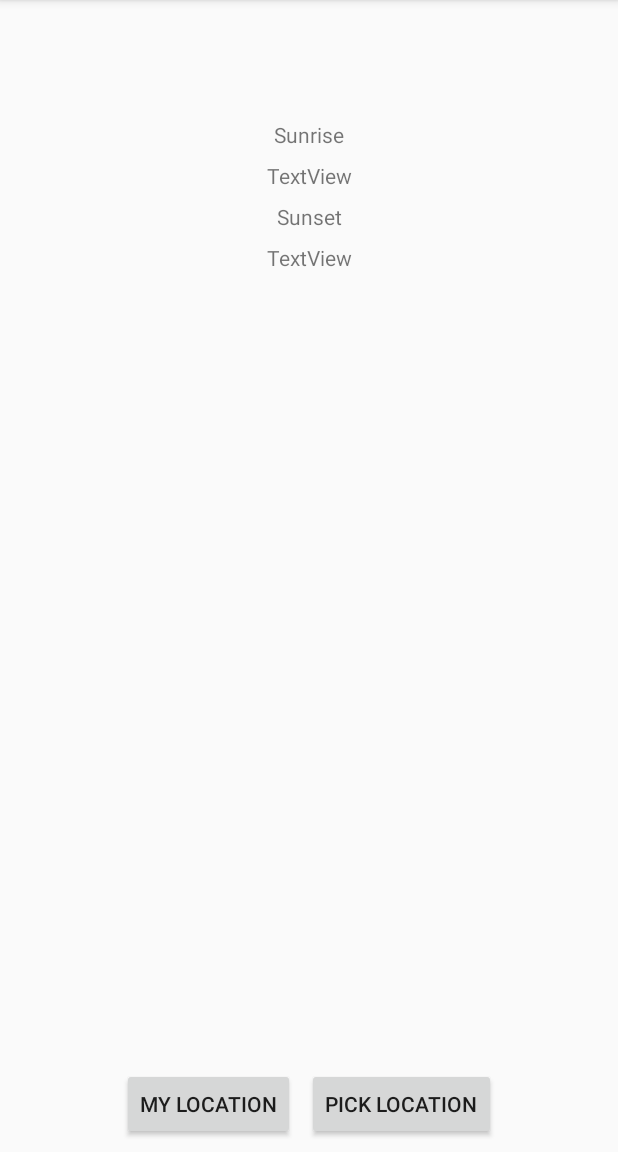
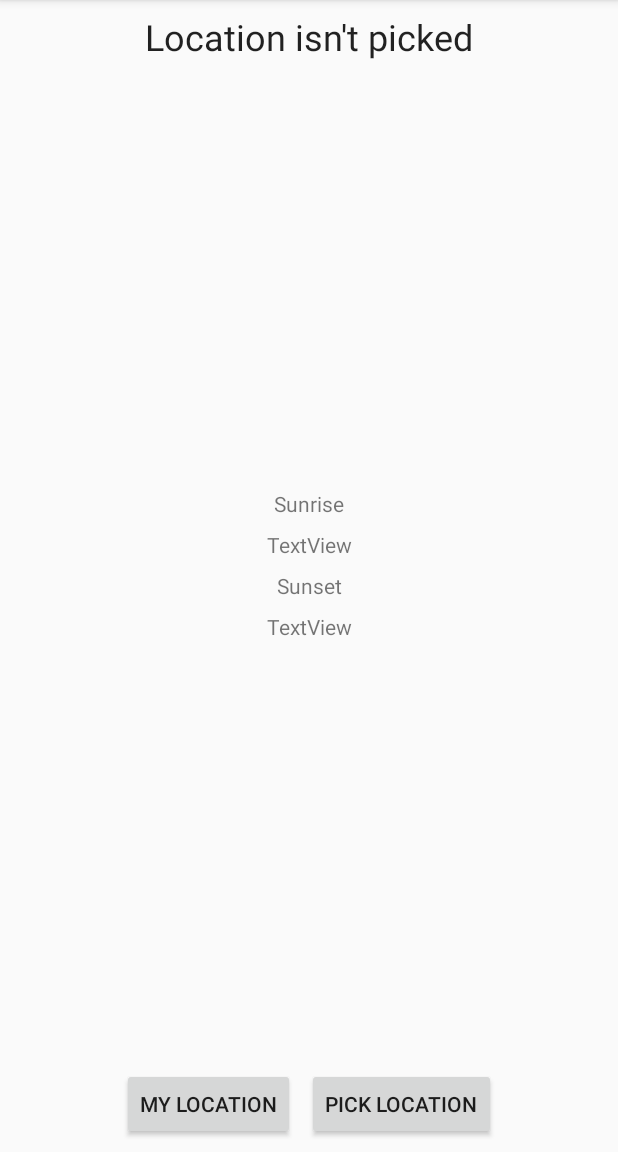
Before and after one commit to GaidamakUA/SunsetApplication, an Android app: the screen it shows after launch (MainActivity), on a phone screen of 412 x 824 dp, the part 84-1236 px from its top. Run offline under Robolectric (Android 15) with nearby library versions, the phone set to English and light mode, and no system bars.

```diff
--- a/app/src/main/AndroidManifest.xml
+++ b/app/src/main/AndroidManifest.xml
@@ -4,6 +4,7 @@
 
     <uses-permission android:name="android.permission.ACCESS_COARSE_LOCATION" />
     <application
+        android:name=".SunsetApplication"
         android:allowBackup="true"
         android:icon="@mipmap/ic_launcher"
         android:label="@string/app_name"
--- a/app/src/main/java/com/blogspot/androidgaidamak/sunsetapplication/MainActivity.kt
+++ b/app/src/main/java/com/blogspot/androidgaidamak/sunsetapplication/MainActivity.kt
@@ -9,58 +9,34 @@ import android.location.LocationManager
 import android.os.Bundle
 import android.support.v4.content.ContextCompat
 import android.support.v7.app.AppCompatActivity
-import android.text.TextUtils
 import android.util.Log
 import android.widget.Toast
+import com.blogspot.androidgaidamak.sunsetapplication.data.SunriseSunsetResponse
 import com.google.android.gms.location.FusedLocationProviderClient
 import com.google.android.gms.location.LocationServices
 import com.google.android.gms.location.places.ui.PlacePicker
-import com.squareup.moshi.Moshi
 import kotlinx.android.synthetic.main.activity_main.*
-import okhttp3.OkHttpClient
-import okhttp3.logging.HttpLoggingInterceptor
-import okhttp3.logging.HttpLoggingInterceptor.Level
 import retrofit2.Call
 import retrofit2.Callback
 import retrofit2.Response
-import retrofit2.Retrofit
-import retrofit2.converter.moshi.MoshiConverterFactory
 import java.text.DateFormat
-import java.util.*
 
 
 class MainActivity : AppCompatActivity() {
     private val TAG = "MainActivity"
 
     private val ACTIVE_LOCATION_KEY = "active_location"
-    private val TITLE_KEY = "title"
     private val FIRST_REQUEST_KEY = "first_request"
     private val LOCATION_PERMISSION_REQUEST_CODE: Int = 1
     private val PLACE_PICKER_REQUEST = 1
     private lateinit var DISPLAY_TIME_FORMAT: DateFormat
 
-    private val api: SunsetRestApi
     private val builder = PlacePicker.IntentBuilder()
     private lateinit var fusedLocationClient: FusedLocationProviderClient
 
     private var myLocation: Location? = null
     private var activeLocation: Location? = null
     private var firstRequest = true
-
-    init {
-        val client = OkHttpClient().newBuilder()
-                .addInterceptor(HttpLoggingInterceptor().apply {
-                    level = if (BuildConfig.DEBUG) Level.BODY else Level.NONE
-                })
-                .build()
-        val moshi = Moshi.Builder().add(Date::class.javaObjectType, DateJsonAdapter()).build()
-        api = Retrofit.Builder()
-                .baseUrl("https://api.sunrise-sunset.org")
-                .addConverterFactory(MoshiConverterFactory.create(moshi))
-                .client(client)
-                .build()
-                .create(SunsetRestApi::class.java)
-    }
 
     override fun onCreate(savedInstanceState: Bundle?) {
         super.onCreate(savedInstanceState)
@@ -72,17 +48,13 @@ class MainActivity : AppCompatActivity() {
             if (myLocation == null) {
                 Toast.makeText(this, R.string.location_isnt_available, Toast.LENGTH_LONG).show()
             } else {
-                title = getString(R.string.my_loaction_title)
+                locationTitleText.text = getString(R.string.my_loaction_title)
                 activeLocation = myLocation
                 refreshSunriseSunset()
             }
         }
         if (savedInstanceState != null) {
             firstRequest = savedInstanceState.getBoolean(FIRST_REQUEST_KEY, true)
-            val titleString = savedInstanceState.getString(TITLE_KEY)
-            if (!TextUtils.isEmpty(titleString)) {
-                title = titleString
-            }
             activeLocation = savedInstanceState.getParcelable(ACTIVE_LOCATION_KEY)
         }
         fusedLocationClient = LocationServices.getFusedLocationProviderClient(this)
@@ -114,8 +86,6 @@ class MainActivity : AppCompatActivity() {
         super.onSaveInstanceState(outState)
         outState?.putParcelable(ACTIVE_LOCATION_KEY, activeLocation)
         outState?.putBoolean(FIRST_REQUEST_KEY, firstRequest)
-        // For some reason this data isn't restored automatically
-        outState?.putString(TITLE_KEY, title.toString())
     }
 
     override fun onActivityResult(requestCode: Int, resultCode: Int, data: Intent?) {
@@ -123,7 +93,7 @@ class MainActivity : AppCompatActivity() {
             val place = PlacePicker.getPlace(this, data)
             val toastMsg = getString(R.string.place_title_pattern, place.name)
             Toast.makeText(this, toastMsg, Toast.LENGTH_LONG).show()
-            title = toastMsg
+            locationTitleText.text = toastMsg
 
             activeLocation = Location(LocationManager.GPS_PROVIDER);
             activeLocation?.latitude = place.latLng.latitude
@@ -146,7 +116,7 @@ class MainActivity : AppCompatActivity() {
 
     private fun refreshSunriseSunset() {
         if (activeLocation == null) return
-        api.getSunsetSunrise(activeLocation!!.latitude, activeLocation!!.longitude)
+        ServiceLocator.sunsetApi.getSunsetSunrise(activeLocation!!.latitude, activeLocation!!.longitude)
                 .enqueue(object : Callback<SunriseSunsetResponse> {
                     override fun onFailure(call: Call<SunriseSunsetResponse>?, t: Throwable?) {
                         Log.d(TAG, "onResponse: call:$call, t:$t")
--- /dev/null
+++ b/app/src/main/java/com/blogspot/androidgaidamak/sunsetapplication/ServiceLocator.kt
@@ -0,0 +1,29 @@
+package com.blogspot.androidgaidamak.sunsetapplication
+
+import com.blogspot.androidgaidamak.sunsetapplication.data.DateJsonAdapter
+import com.blogspot.androidgaidamak.sunsetapplication.data.SunsetRestApi
+import com.squareup.moshi.Moshi
+import okhttp3.OkHttpClient
+import okhttp3.logging.HttpLoggingInterceptor
+import retrofit2.Retrofit
+import retrofit2.converter.moshi.MoshiConverterFactory
+import java.util.*
+
+object ServiceLocator {
+    val sunsetApi: SunsetRestApi
+
+    init {
+        val client = OkHttpClient().newBuilder()
+                .addInterceptor(HttpLoggingInterceptor().apply {
+                    level = if (BuildConfig.DEBUG) HttpLoggingInterceptor.Level.BODY else HttpLoggingInterceptor.Level.NONE
+                })
+                .build()
+        val moshi = Moshi.Builder().add(Date::class.javaObjectType, DateJsonAdapter()).build()
+        sunsetApi = Retrofit.Builder()
+                .baseUrl("https://api.sunrise-sunset.org")
+                .addConverterFactory(MoshiConverterFactory.create(moshi))
+                .client(client)
+                .build()
+                .create(SunsetRestApi::class.java)
+    }
+}
--- /dev/null
+++ b/app/src/main/java/com/blogspot/androidgaidamak/sunsetapplication/SunsetApplication.kt
@@ -0,0 +1,8 @@
+package com.blogspot.androidgaidamak.sunsetapplication
+
+import android.app.Application
+
+class SunsetApplication : Application() {
+    // For early initialization and making sure it won't be garbage collected
+    private val serviceLocatorReference = ServiceLocator
+}
--- a/app/src/main/java/com/blogspot/androidgaidamak/sunsetapplication/DateJsonAdapter.kt
+++ b/app/src/main/java/com/blogspot/androidgaidamak/sunsetapplication/data/DateJsonAdapter.kt
@@ -1,4 +1,4 @@
-package com.blogspot.androidgaidamak.sunsetapplication
+package com.blogspot.androidgaidamak.sunsetapplication.data
 
 import com.squareup.moshi.JsonAdapter
 import com.squareup.moshi.JsonReader
--- a/app/src/main/java/com/blogspot/androidgaidamak/sunsetapplication/SunriseSunsetResponse.kt
+++ b/app/src/main/java/com/blogspot/androidgaidamak/sunsetapplication/data/SunriseSunsetResponse.kt
@@ -1,4 +1,4 @@
-package com.blogspot.androidgaidamak.sunsetapplication
+package com.blogspot.androidgaidamak.sunsetapplication.data
 
 import java.util.*
 
--- a/app/src/main/java/com/blogspot/androidgaidamak/sunsetapplication/SunsetRestApi.kt
+++ b/app/src/main/java/com/blogspot/androidgaidamak/sunsetapplication/data/SunsetRestApi.kt
@@ -1,4 +1,4 @@
-package com.blogspot.androidgaidamak.sunsetapplication
+package com.blogspot.androidgaidamak.sunsetapplication.data
 
 import retrofit2.Call
 import retrofit2.http.GET
--- a/app/src/main/res/layout/activity_main.xml
+++ b/app/src/main/res/layout/activity_main.xml
@@ -7,6 +7,21 @@
     tools:context=".MainActivity">
 
     <TextView
+        android:id="@+id/locationTitleText"
+        style="@style/TextAppearance.AppCompat.Headline"
+        android:layout_width="wrap_content"
+        android:layout_height="wrap_content"
+        android:layout_marginEnd="8dp"
+        android:layout_marginLeft="8dp"
+        android:layout_marginRight="8dp"
+        android:layout_marginStart="8dp"
+        android:layout_marginTop="8dp"
+        android:text="@string/location_isnt_picked_title"
+        app:layout_constraintEnd_toEndOf="parent"
+        app:layout_constraintStart_toStartOf="parent"
+        app:layout_constraintTop_toTopOf="parent" />
+
+    <TextView
         android:id="@+id/textView2"
         android:layout_width="wrap_content"
         android:layout_height="wrap_content"
@@ -14,11 +29,14 @@
         android:layout_marginLeft="8dp"
         android:layout_marginRight="8dp"
         android:layout_marginStart="8dp"
-        android:layout_marginTop="80dp"
+        android:layout_marginTop="8dp"
         android:text="Sunrise"
+        app:layout_constraintBottom_toTopOf="@+id/sunriseTextView"
         app:layout_constraintEnd_toEndOf="parent"
+        app:layout_constraintHorizontal_bias="0.5"
         app:layout_constraintStart_toStartOf="parent"
-        app:layout_constraintTop_toTopOf="parent" />
+        app:layout_constraintTop_toBottomOf="@+id/locationTitleText"
+        app:layout_constraintVertical_chainStyle="packed" />
 
     <TextView
         android:id="@+id/sunriseTextView"
@@ -30,7 +48,9 @@
         android:layout_marginStart="8dp"
         android:layout_marginTop="8dp"
         android:text="TextView"
+        app:layout_constraintBottom_toTopOf="@+id/textView4"
         app:layout_constraintEnd_toEndOf="parent"
+        app:layout_constraintHorizontal_bias="0.5"
         app:layout_constraintStart_toStartOf="parent"
         app:layout_constraintTop_toBottomOf="@+id/textView2" />
 
@@ -44,7 +64,9 @@
         android:layout_marginStart="8dp"
         android:layout_marginTop="8dp"
         android:text="Sunset"
+        app:layout_constraintBottom_toTopOf="@+id/sunsetTextView"
         app:layout_constraintEnd_toEndOf="parent"
+        app:layout_constraintHorizontal_bias="0.5"
         app:layout_constraintStart_toStartOf="parent"
         app:layout_constraintTop_toBottomOf="@+id/sunriseTextView" />
 
@@ -52,13 +74,16 @@
         android:id="@+id/sunsetTextView"
         android:layout_width="wrap_content"
         android:layout_height="wrap_content"
+        android:layout_marginBottom="8dp"
         android:layout_marginEnd="8dp"
         android:layout_marginLeft="8dp"
         android:layout_marginRight="8dp"
         android:layout_marginStart="8dp"
         android:layout_marginTop="8dp"
         android:text="TextView"
+        app:layout_constraintBottom_toTopOf="@+id/pickLocationButton"
         app:layout_constraintEnd_toEndOf="parent"
+        app:layout_constraintHorizontal_bias="0.5"
         app:layout_constraintStart_toStartOf="parent"
         app:layout_constraintTop_toBottomOf="@+id/textView4" />
 
--- a/app/src/main/res/values/strings.xml
+++ b/app/src/main/res/values/strings.xml
@@ -7,4 +7,5 @@
     <string name="my_loaction_title">My location</string>
     <string name="location_isnt_available">Location isn\'t available</string>
     <string name="place_title_pattern">Place: %s</string>
+    <string name="location_isnt_picked_title">Location isn\'t picked</string>
 </resources>
```
